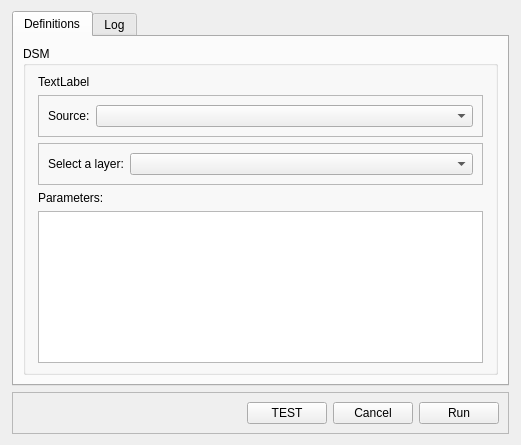
Old version of the form citygen/citygen_dialog_base.ui in the repository arthurRuf/3dcitybuilder.
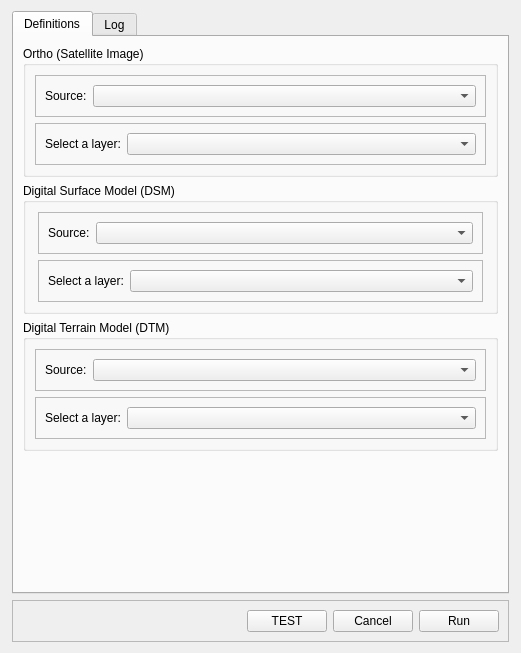
New version of the form.

Commit message: Finished Plugin GUI

Patch:
```diff
--- a/citygen/citygen_dialog_base.ui
+++ b/citygen/citygen_dialog_base.ui
@@ -7,7 +7,7 @@
     <x>0</x>
     <y>0</y>
     <width>521</width>
-    <height>445</height>
+    <height>653</height>
    </rect>
   </property>
   <property name="windowTitle">
@@ -36,10 +36,63 @@
        <string>Definitions</string>
       </attribute>
       <layout class="QVBoxLayout" name="verticalLayout_3">
+       <item>
+        <widget class="QGroupBox" name="groupBox_2">
+         <property name="title">
+          <string>Ortho (Satellite Image)</string>
+         </property>
+         <layout class="QVBoxLayout" name="verticalLayout_6">
+          <item>
+           <widget class="QFrame" name="frame_3">
+            <property name="frameShape">
+             <enum>QFrame::StyledPanel</enum>
+            </property>
+            <property name="frameShadow">
+             <enum>QFrame::Raised</enum>
+            </property>
+            <layout class="QHBoxLayout" name="horizontalLayout_5" stretch="0,1">
+             <item>
+              <widget class="QLabel" name="label_5">
+               <property name="text">
+                <string>Source:</string>
+               </property>
+              </widget>
+             </item>
+             <item>
+              <widget class="QComboBox" name="cbxOrthoSource"/>
+             </item>
+            </layout>
+           </widget>
+          </item>
+          <item>
+           <widget class="QFrame" name="frmOrthoLayer">
+            <property name="frameShape">
+             <enum>QFrame::StyledPanel</enum>
+            </property>
+            <property name="frameShadow">
+             <enum>QFrame::Raised</enum>
+            </property>
+            <layout class="QHBoxLayout" name="horizontalLayout_6" stretch="0,1">
+             <item>
+              <widget class="QLabel" name="label_6">
+               <property name="text">
+                <string>Select a layer:</string>
+               </property>
+              </widget>
+             </item>
+             <item>
+              <widget class="QComboBox" name="cbxOrthoLayer"/>
+             </item>
+            </layout>
+           </widget>
+          </item>
+         </layout>
+        </widget>
+       </item>
        <item>
         <widget class="QGroupBox" name="groupBox">
          <property name="title">
-          <string>DSM</string>
+          <string>Digital Surface Model (DSM)</string>
          </property>
          <property name="alignment">
           <set>Qt::AlignJustify|Qt::AlignTop</set>
@@ -51,13 +104,6 @@
           <property name="rightMargin">
            <number>12</number>
           </property>
-          <item>
-           <widget class="QLabel" name="lblTest">
-            <property name="text">
-             <string>TextLabel</string>
-            </property>
-           </widget>
-          </item>
           <item>
            <widget class="QFrame" name="frame">
             <property name="frameShape">
@@ -105,19 +151,75 @@
             </layout>
            </widget>
           </item>
+         </layout>
+        </widget>
+       </item>
+       <item>
+        <widget class="QGroupBox" name="groupBox_3">
+         <property name="title">
+          <string>Digital Terrain Model (DTM)</string>
+         </property>
+         <layout class="QVBoxLayout" name="verticalLayout_4">
           <item>
-           <widget class="QLabel" name="label_2">
-            <property name="text">
-             <string>Parameters:</string>
+           <widget class="QFrame" name="frame_7">
+            <property name="frameShape">
+             <enum>QFrame::StyledPanel</enum>
             </property>
+            <property name="frameShadow">
+             <enum>QFrame::Raised</enum>
+            </property>
+            <layout class="QHBoxLayout" name="horizontalLayout_8" stretch="0,1">
+             <item>
+              <widget class="QLabel" name="label_4">
+               <property name="text">
+                <string>Source:</string>
+               </property>
+              </widget>
+             </item>
+             <item>
+              <widget class="QComboBox" name="cbxDTMSource"/>
+             </item>
+            </layout>
            </widget>
           </item>
           <item>
-           <widget class="QPlainTextEdit" name="plainTextEdit"/>
+           <widget class="QFrame" name="frmDTMLayer">
+            <property name="frameShape">
+             <enum>QFrame::StyledPanel</enum>
+            </property>
+            <property name="frameShadow">
+             <enum>QFrame::Raised</enum>
+            </property>
+            <layout class="QHBoxLayout" name="horizontalLayout_7" stretch="0,1">
+             <item>
+              <widget class="QLabel" name="label_2">
+               <property name="text">
+                <string>Select a layer:</string>
+               </property>
+              </widget>
+             </item>
+             <item>
+              <widget class="QComboBox" name="cbxDTMLayer"/>
+             </item>
+            </layout>
+           </widget>
           </item>
          </layout>
         </widget>
        </item>
+       <item>
+        <spacer name="verticalSpacer">
+         <property name="orientation">
+          <enum>Qt::Vertical</enum>
+         </property>
+         <property name="sizeHint" stdset="0">
+          <size>
+           <width>20</width>
+           <height>40</height>
+          </size>
+         </property>
+        </spacer>
+       </item>
       </layout>
      </widget>
      <widget class="QWidget" name="tab_4">
```
The commit also changes 1 other file.
